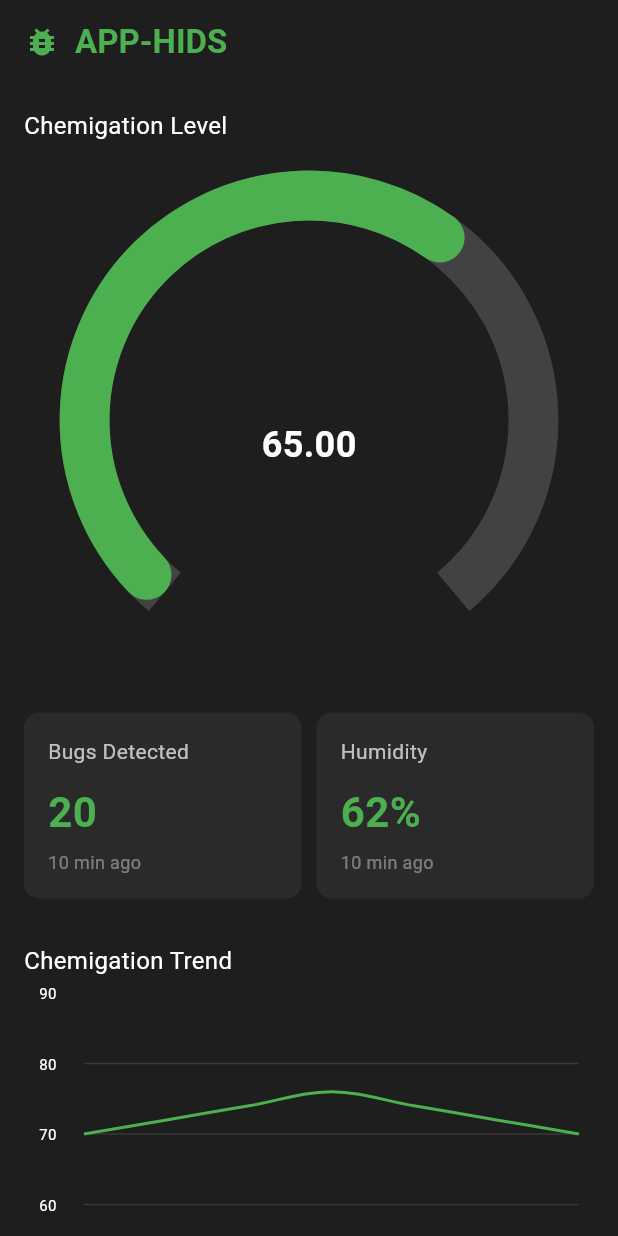
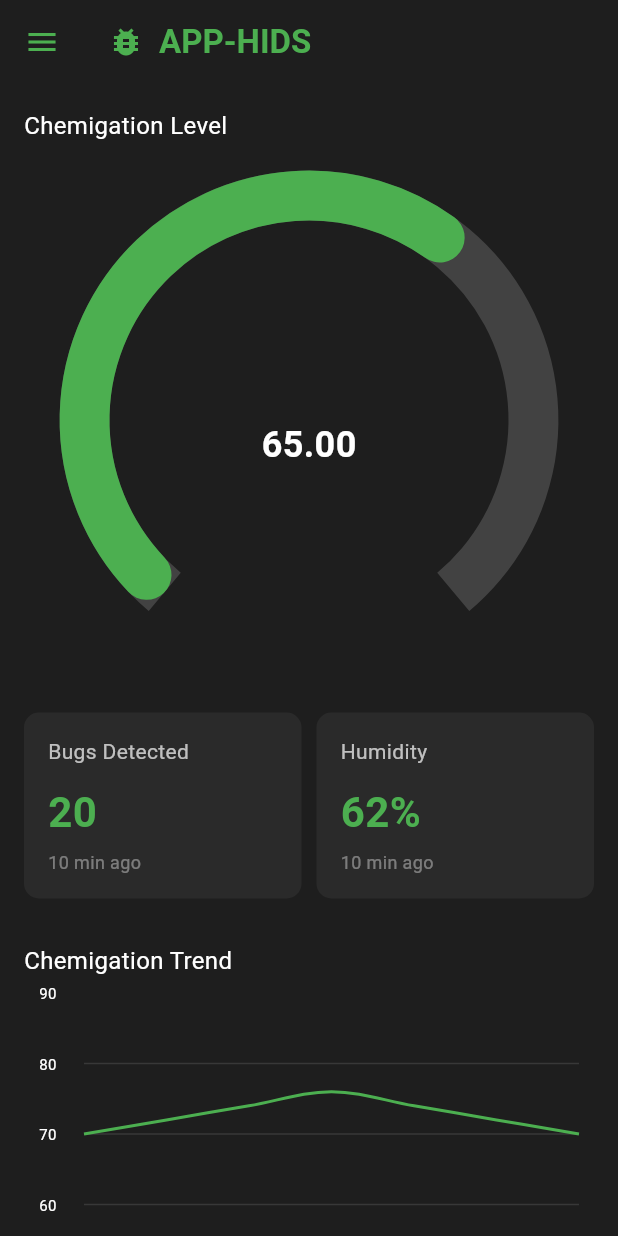
Before and after one commit to userVincentAng/apphids, a Flutter app: the screen it shows after launch, on a phone screen of 412 x 824 dp. Run offline on Flutter 3.47's test engine with Material 3 defaults, Android fonts, the phone set to English and light mode, and no system bars; drawn by our look-alikes of fl_chart, syncfusion_flutter_gauges.

Commit message:
Dashboard Update

```diff
--- a/lib/app.dart
+++ b/lib/app.dart
@@ -13,7 +13,7 @@ class MyApp extends StatelessWidget {
       title: 'APP-HIDS',
       theme: AppTheme.darkTheme,
       debugShowCheckedModeBanner: false,
-      home: const DashboardPage(), // Initial screen
+      home: DashboardPage(), // Initial screen
     );
   }
 }
--- a/lib/features/home/screens/dashboard.dart
+++ b/lib/features/home/screens/dashboard.dart
@@ -3,11 +3,20 @@ import 'package:syncfusion_flutter_gauges/gauges.dart';
 import 'package:fl_chart/fl_chart.dart';
 
 class DashboardPage extends StatelessWidget {
-  const DashboardPage({super.key});
+  DashboardPage({super.key});
+
+  // Define scaffoldKey as a class field
+  final GlobalKey<ScaffoldState> _scaffoldKey = GlobalKey<ScaffoldState>();
 
   @override
   Widget build(BuildContext context) {
+    return LayoutBuilder(
+      builder: (context, constraints) {
+        // Consider desktop/tablet if width is greater than 600
+        final bool isDesktop = constraints.maxWidth > 600;
+
         return Scaffold(
+          key: _scaffoldKey,
           backgroundColor: const Color(0xFF1E1E1E),
           appBar: AppBar(
             backgroundColor: const Color(0xFF1E1E1E),
@@ -18,18 +27,165 @@ class DashboardPage extends StatelessWidget {
                 SizedBox(width: 10),
                 Text(
                   'APP-HIDS',
-              style: TextStyle(color: Colors.green, fontWeight: FontWeight.bold),
+                  style: TextStyle(
+                      color: Colors.green, fontWeight: FontWeight.bold),
+                ),
+              ],
+            ),
+            // Only show hamburger menu on mobile layout
+            leading: isDesktop
+                ? null
+                : IconButton(
+                    icon: const Icon(Icons.menu, color: Colors.green),
+                    onPressed: () {
+                      // Use the GlobalKey to open the drawer
+                      _scaffoldKey.currentState?.openDrawer();
+                    },
+                  ),
+          ),
+          drawer: isDesktop ? null : _buildDrawer(),
+          body: SafeArea(
+            child: Row(
+              crossAxisAlignment: CrossAxisAlignment.start,
+              children: [
+                // Show sidebar for desktop layout
+                if (isDesktop) _buildSidebar(),
+
+                // Main content
+                Expanded(
+                  child: SingleChildScrollView(
+                    padding: const EdgeInsets.all(16),
+                    child: _buildDashboardContent(),
+                  ),
                 ),
               ],
             ),
           ),
-      body: SafeArea(
-        child: SingleChildScrollView(
+        );
+      },
+    );
+  }
+
+  Widget _buildSidebar() {
+    return Container(
+      width: 250,
+      height: double.infinity,
+      color: const Color(0xFF252525),
+      child: Column(
+        children: [
+          const SizedBox(height: 20),
+          Container(
             padding: const EdgeInsets.all(16),
+            child: const Column(
+              children: [
+                CircleAvatar(
+                  radius: 40,
+                  backgroundColor: Colors.green,
+                  child: Icon(Icons.person, size: 40, color: Colors.white),
+                ),
+                SizedBox(height: 12),
+                Text(
+                  'Administrator',
+                  style: TextStyle(
+                    color: Colors.white,
+                    fontSize: 18,
+                    fontWeight: FontWeight.bold,
+                  ),
+                ),
+                SizedBox(height: 4),
+                Text(
+                  'Farm Management',
+                  style: TextStyle(color: Colors.grey, fontSize: 14),
+                ),
+              ],
+            ),
+          ),
+          const Divider(color: Colors.grey),
+          _buildNavItem(Icons.dashboard, 'Dashboard', isSelected: true),
+          _buildNavItem(Icons.bug_report, 'Pest Detection'),
+          _buildNavItem(Icons.water_drop, 'Irrigation'),
+          _buildNavItem(Icons.track_changes, 'Monitoring'),
+          _buildNavItem(Icons.history, 'History'),
+          _buildNavItem(Icons.settings, 'Settings'),
+          const Spacer(),
+          _buildNavItem(Icons.logout, 'Logout'),
+          const SizedBox(height: 20),
+        ],
+      ),
+    );
+  }
+
+  Widget _buildDrawer() {
+    return Drawer(
+      backgroundColor: const Color(0xFF252525),
+      child: ListView(
+        padding: EdgeInsets.zero,
+        children: [
+          const DrawerHeader(
+            decoration: BoxDecoration(
+              color: Color(0xFF1E1E1E),
+            ),
             child: Column(
               crossAxisAlignment: CrossAxisAlignment.start,
               children: [
-              const Text("Chemigation Level", style: TextStyle(fontSize: 16, color: Colors.white)),
+                CircleAvatar(
+                  radius: 30,
+                  backgroundColor: Colors.green,
+                  child: Icon(Icons.person, size: 30, color: Colors.white),
+                ),
+                SizedBox(height: 10),
+                Text(
+                  'Administrator',
+                  style: TextStyle(
+                    color: Colors.white,
+                    fontSize: 16,
+                    fontWeight: FontWeight.bold,
+                  ),
+                ),
+                SizedBox(height: 4),
+                Text(
+                  'Farm Management',
+                  style: TextStyle(color: Colors.grey, fontSize: 12),
+                ),
+              ],
+            ),
+          ),
+          _buildNavItem(Icons.dashboard, 'Dashboard', isSelected: true),
+          _buildNavItem(Icons.bug_report, 'Pest Detection'),
+          _buildNavItem(Icons.water_drop, 'Irrigation'),
+          _buildNavItem(Icons.track_changes, 'Monitoring'),
+          _buildNavItem(Icons.history, 'History'),
+          _buildNavItem(Icons.settings, 'Settings'),
+          const Divider(color: Colors.grey),
+          _buildNavItem(Icons.logout, 'Logout'),
+        ],
+      ),
+    );
+  }
+
+  Widget _buildNavItem(IconData icon, String title, {bool isSelected = false}) {
+    return ListTile(
+      leading: Icon(icon, color: isSelected ? Colors.green : Colors.grey),
+      title: Text(
+        title,
+        style: TextStyle(
+          color: isSelected ? Colors.green : Colors.white,
+          fontWeight: isSelected ? FontWeight.bold : FontWeight.normal,
+        ),
+      ),
+      selected: isSelected,
+      onTap: () {
+        // Navigation logic would go here
+      },
+    );
+  }
+
+  Widget _buildDashboardContent() {
+    return Column(
+      crossAxisAlignment: CrossAxisAlignment.start,
+      children: [
+        const Text("Chemigation Level",
+            style: TextStyle(fontSize: 16, color: Colors.white)),
         const SizedBox(height: 10),
         SfRadialGauge(
           axes: [
@@ -57,7 +213,10 @@ class DashboardPage extends StatelessWidget {
                 GaugeAnnotation(
                   widget: Text(
                     '65.00',
-                          style: TextStyle(fontSize: 24, fontWeight: FontWeight.bold, color: Colors.white),
+                    style: TextStyle(
+                        fontSize: 24,
+                        fontWeight: FontWeight.bold,
+                        color: Colors.white),
                   ),
                   angle: 90,
                   positionFactor: 0.1,
@@ -69,13 +228,18 @@ class DashboardPage extends StatelessWidget {
         const SizedBox(height: 20),
         const Row(
           children: [
-                  Expanded(child: StatCard(title: "Bugs Detected", value: "20", time: "10 min ago")),
+            Expanded(
+                child: StatCard(
+                    title: "Bugs Detected", value: "20", time: "10 min ago")),
             SizedBox(width: 10),
-                  Expanded(child: StatCard(title: "Humidity", value: "62%", time: "10 min ago")),
+            Expanded(
+                child: StatCard(
+                    title: "Humidity", value: "62%", time: "10 min ago")),
           ],
         ),
         const SizedBox(height: 30),
-              const Text("Chemigation Trend", style: TextStyle(fontSize: 16, color: Colors.white)),
+        const Text("Chemigation Trend",
+            style: TextStyle(fontSize: 16, color: Colors.white)),
         const SizedBox(height: 10),
         SizedBox(
           height: 220,
@@ -113,7 +277,8 @@ class DashboardPage extends StatelessWidget {
                         };
                         return Text(
                           labels[value.toInt()] ?? '',
-                                style: const TextStyle(fontSize: 10, color: Colors.white),
+                          style: const TextStyle(
+                              fontSize: 10, color: Colors.white),
                         );
                       },
                     ),
@@ -126,13 +291,16 @@ class DashboardPage extends StatelessWidget {
                       getTitlesWidget: (value, _) {
                         return Text(
                           value.toInt().toString(),
-                                style: const TextStyle(fontSize: 10, color: Colors.white),
+                          style: const TextStyle(
+                              fontSize: 10, color: Colors.white),
                         );
                       },
                     ),
                   ),
-                        topTitles: const AxisTitles(sideTitles: SideTitles(showTitles: false)),
-                        rightTitles: const AxisTitles(sideTitles: SideTitles(showTitles: false)),
+                  topTitles: const AxisTitles(
+                      sideTitles: SideTitles(showTitles: false)),
+                  rightTitles: const AxisTitles(
+                      sideTitles: SideTitles(showTitles: false)),
                 ),
                 borderData: FlBorderData(show: false),
                 lineBarsData: [
@@ -200,9 +368,6 @@ class DashboardPage extends StatelessWidget {
           ),
         ),
       ],
-          ),
-        ),
-      ),
     );
   }
 }
@@ -230,14 +395,17 @@ class StatCard extends StatelessWidget {
       child: Column(
         crossAxisAlignment: CrossAxisAlignment.start,
         children: [
-          Text(title, style: const TextStyle(fontSize: 14, color: Colors.white70)),
+          Text(title,
+              style: const TextStyle(fontSize: 14, color: Colors.white70)),
           const SizedBox(height: 10),
           Text(
             value,
-            style: const TextStyle(fontSize: 28, color: Colors.green, fontWeight: FontWeight.bold),
+            style: const TextStyle(
+                fontSize: 28, color: Colors.green, fontWeight: FontWeight.bold),
           ),
           const SizedBox(height: 5),
-          Text(time, style: const TextStyle(color: Colors.white38, fontSize: 12)),
+          Text(time,
+              style: const TextStyle(color: Colors.white38, fontSize: 12)),
         ],
       ),
     );
```
Lines whose indentation alone changed are shown as unchanged.
